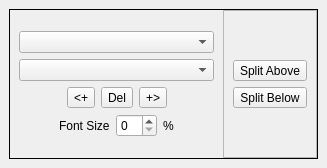
Old version of the form mqt/MqtBase/ScreenConfigElement.ui in the repository Rsclub22/Minos2-Mirror.
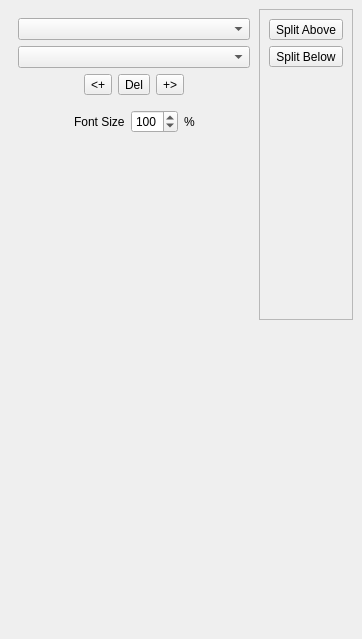
New version of the form.

Commit message: Add font size configuration

Diff of the .ui file:
```diff
--- a/mqt/MqtBase/ScreenConfigElement.ui
+++ b/mqt/MqtBase/ScreenConfigElement.ui
@@ -2,6 +2,14 @@
 <ui version="4.0">
  <class>ScreenConfigElement</class>
     <widget class="QScrollArea" name="ScreenConfigElement">
+  <property name="geometry">
+   <rect>
+    <x>0</x>
+    <y>0</y>
+    <width>362</width>
+    <height>639</height>
+   </rect>
+  </property>
      <property name="toolTip">
       <string>SA</string>
      </property>
@@ -22,8 +30,8 @@
        <rect>
         <x>0</x>
         <y>0</y>
-        <width>282</width>
-        <height>495</height>
+     <width>362</width>
+     <height>639</height>
        </rect>
       </property>
       <property name="toolTip">
@@ -36,10 +44,10 @@
           <string>cframe</string>
          </property>
          <property name="frameShape">
-          <enum>QFrame::Shape::Box</enum>
+       <enum>QFrame::NoFrame</enum>
          </property>
          <property name="lineWidth">
-          <number>1</number>
+       <number>0</number>
          </property>
          <layout class="QHBoxLayout" name="horizontalLayout_2">
           <property name="spacing">
@@ -60,19 +68,6 @@
           <item>
            <widget class="QFrame" name="typeFrame">
             <layout class="QVBoxLayout" name="verticalLayout">
-             <item>
-              <spacer name="verticalSpacer_3">
-               <property name="orientation">
-                <enum>Qt::Orientation::Vertical</enum>
-               </property>
-               <property name="sizeHint" stdset="0">
-                <size>
-                 <width>0</width>
-                 <height>0</height>
-                </size>
-               </property>
-              </spacer>
-             </item>
              <item>
               <widget class="QComboBox" name="elementTypeCombo"/>
              </item>
@@ -140,6 +135,7 @@
               </layout>
              </item>
              <item>
+           <widget class="QFrame" name="fontSizeFrame">
               <layout class="QHBoxLayout" name="horizontalLayout_4">
                <item>
                 <spacer name="horizontalSpacer_3">
@@ -162,7 +158,17 @@
                 </widget>
                </item>
                <item>
-                <widget class="QSpinBox" name="spinBox"/>
+              <widget class="QSpinBox" name="fontSize">
+               <property name="minimum">
+                <number>10</number>
+               </property>
+               <property name="maximum">
+                <number>500</number>
+               </property>
+               <property name="value">
+                <number>100</number>
+               </property>
+              </widget>
                </item>
                <item>
                 <widget class="QLabel" name="label_2">
@@ -185,6 +191,7 @@
                 </spacer>
                </item>
               </layout>
+           </widget>
              </item>
              <item>
               <spacer name="verticalSpacer_4">
@@ -211,19 +218,6 @@
              <enum>QFrame::Shadow::Raised</enum>
             </property>
             <layout class="QVBoxLayout" name="verticalLayout_2">
-             <item>
-              <spacer name="verticalSpacer">
-               <property name="orientation">
-                <enum>Qt::Orientation::Vertical</enum>
-               </property>
-               <property name="sizeHint" stdset="0">
-                <size>
-                 <width>20</width>
-                 <height>40</height>
-                </size>
-               </property>
-              </spacer>
-             </item>
              <item>
               <widget class="QToolButton" name="splitAboveButton">
                <property name="text">
@@ -257,6 +251,19 @@
          </layout>
         </widget>
        </item>
+    <item>
+     <spacer name="verticalSpacer_5">
+      <property name="orientation">
+       <enum>Qt::Vertical</enum>
+      </property>
+      <property name="sizeHint" stdset="0">
+       <size>
+        <width>20</width>
+        <height>40</height>
+       </size>
+      </property>
+     </spacer>
+    </item>
       </layout>
      </widget>
     </widget>
```
Left out of the diff: 20 changed lines with no effect on the pictures. Lines whose indentation alone changed are shown as unchanged. The commit also changes 28 other files.
